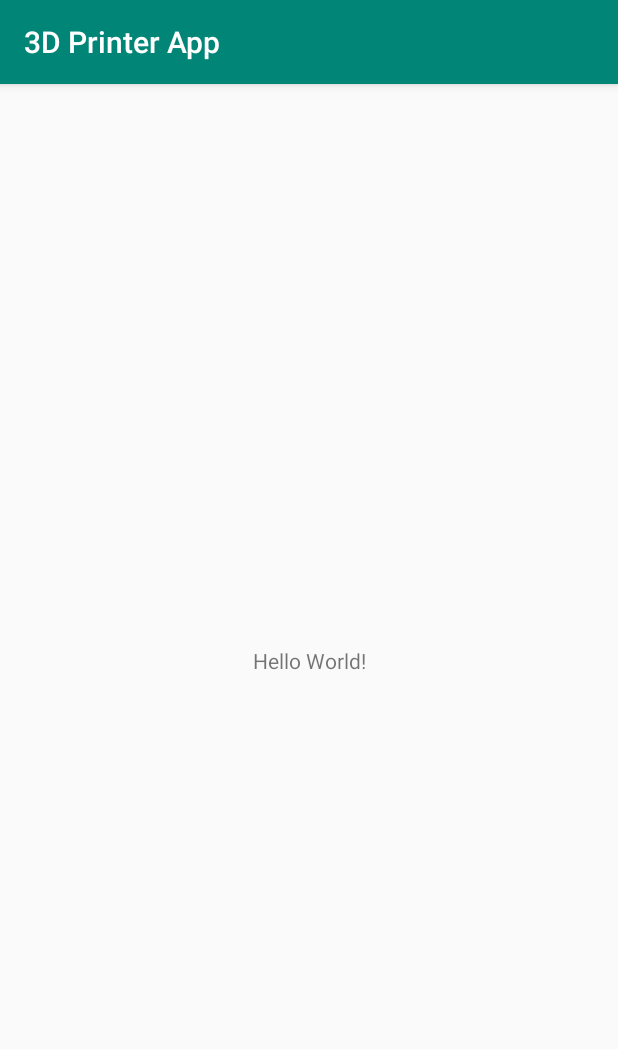
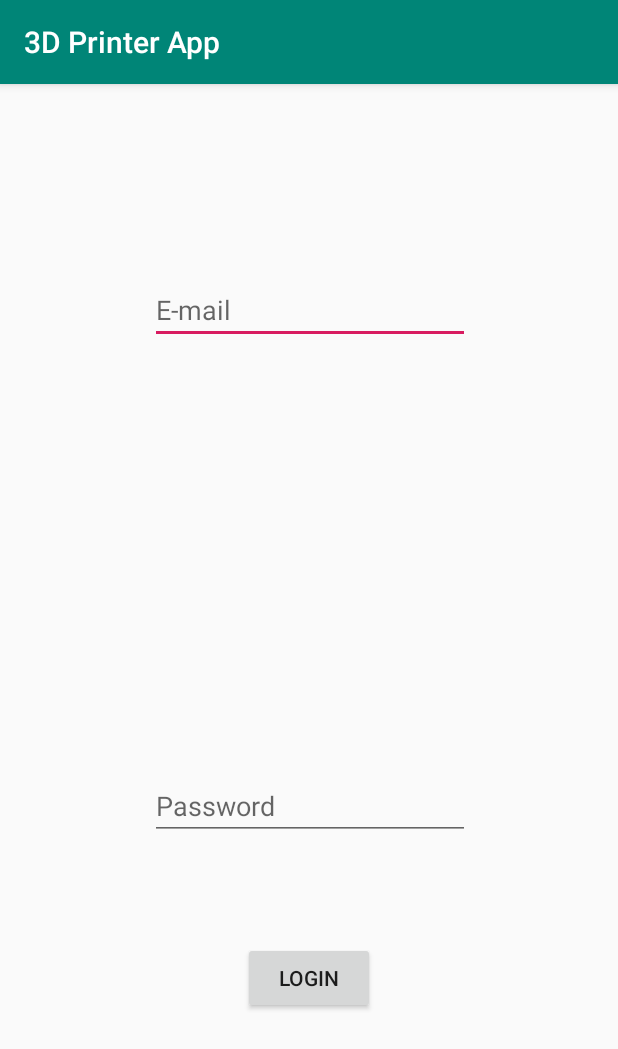
Before and after one commit to LoserAim/Junior-Project-3d-printer-app, an Android app: the screen it shows after launch (LoginActivity), on a phone screen of 412 x 824 dp. Shown: the top 1049 px of the screen. Run offline under Robolectric (Android 15) with nearby library versions, the phone set to English and light mode, and no system bars.

Commit message:
Modified activity_login

```diff
--- a/app/src/main/res/layout/activity_login.xml
+++ b/app/src/main/res/layout/activity_login.xml
@@ -7,13 +7,51 @@
     android:layout_height="match_parent"
     tools:context=".LoginActivity">
 
-    <TextView
+    <EditText
+        android:id="@+id/editText"
         android:layout_width="wrap_content"
         android:layout_height="wrap_content"
-        android:text="Hello World!"
+        android:layout_marginStart="8dp"
+        android:layout_marginTop="128dp"
+        android:layout_marginEnd="8dp"
+        android:layout_marginBottom="8dp"
+        android:ems="10"
+        android:hint="E-mail"
+        android:inputType="textEmailAddress"
+        app:layout_constraintBottom_toTopOf="@+id/editText2"
+        app:layout_constraintEnd_toEndOf="parent"
+        app:layout_constraintHorizontal_bias="0.503"
+        app:layout_constraintStart_toStartOf="parent"
+        app:layout_constraintTop_toTopOf="parent"
+        app:layout_constraintVertical_bias="0.0" />
+
+    <EditText
+        android:id="@+id/editText2"
+        android:layout_width="wrap_content"
+        android:layout_height="wrap_content"
+        android:layout_marginStart="8dp"
+        android:layout_marginEnd="8dp"
+        android:layout_marginBottom="264dp"
+        android:ems="10"
+        android:hint="Password"
+        android:inputType="textPassword"
         app:layout_constraintBottom_toBottomOf="parent"
-        app:layout_constraintLeft_toLeftOf="parent"
-        app:layout_constraintRight_toRightOf="parent"
-        app:layout_constraintTop_toTopOf="parent" />
+        app:layout_constraintEnd_toEndOf="parent"
+        app:layout_constraintHorizontal_bias="0.503"
+        app:layout_constraintStart_toStartOf="parent" />
 
+    <Button
+        android:id="@+id/button"
+        android:layout_width="wrap_content"
+        android:layout_height="wrap_content"
+        android:layout_marginStart="8dp"
+        android:layout_marginTop="68dp"
+        android:layout_marginEnd="8dp"
+        android:layout_marginBottom="8dp"
+        android:text="Login"
+        app:layout_constraintBottom_toBottomOf="parent"
+        app:layout_constraintEnd_toEndOf="parent"
+        app:layout_constraintStart_toStartOf="parent"
+        app:layout_constraintTop_toBottomOf="@+id/editText2"
+        app:layout_constraintVertical_bias="0.0" />
 </android.support.constraint.ConstraintLayout>
```
